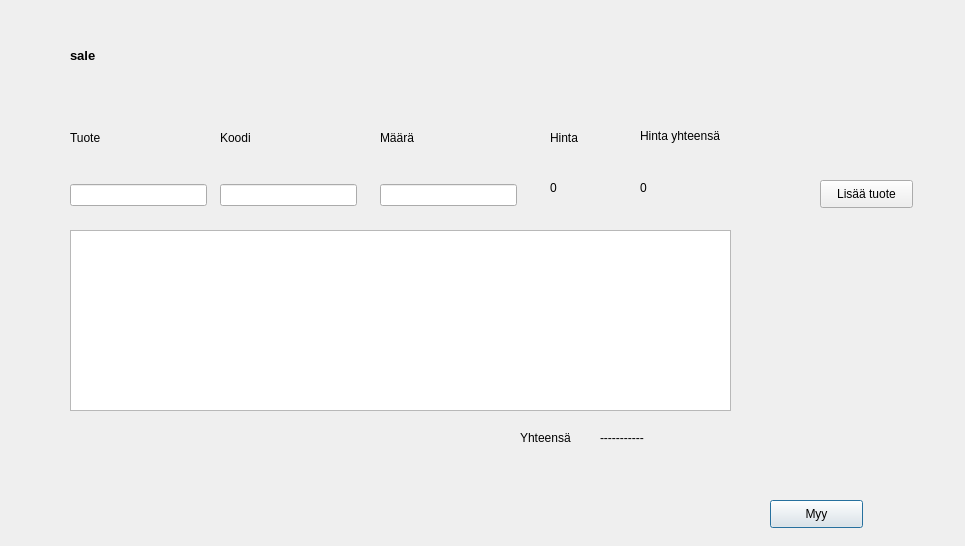
The window that ui/sales/sale.ui (t3vato00/projekti1) describes before a commit, drawn with Qt 5.
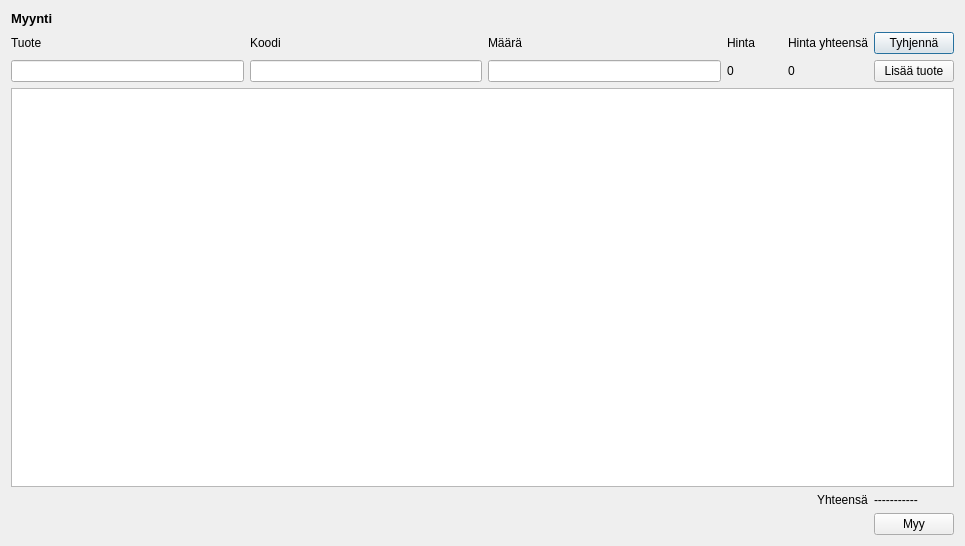
The same window after the commit.

Diff of the .ui file:
```diff
--- a/ui/sales/sale.ui
+++ b/ui/sales/sale.ui
@@ -13,15 +13,9 @@
   <property name="windowTitle">
    <string>Dialog</string>
   </property>
+  <layout class="QGridLayout" name="gridLayout_3">
+   <item row="0" column="0">
   <widget class="QLabel" name="label">
-   <property name="geometry">
-    <rect>
-     <x>70</x>
-     <y>40</y>
-     <width>81</width>
-     <height>31</height>
-    </rect>
-   </property>
    <property name="font">
     <font>
      <pointsize>10</pointsize>
@@ -30,195 +24,132 @@
     </font>
    </property>
    <property name="text">
-    <string>sale</string>
-   </property>
-  </widget>
-  <widget class="QPushButton" name="pushButton_2">
-   <property name="geometry">
-    <rect>
-     <x>770</x>
-     <y>500</y>
-     <width>93</width>
-     <height>28</height>
-    </rect>
-   </property>
+      <string>Myynti</string>
+     </property>
+    </widget>
+   </item>
+   <item row="1" column="0" colspan="2">
+    <layout class="QGridLayout" name="gridLayout">
+     <item row="1" column="5">
+      <widget class="QPushButton" name="lineEdit_clear">
    <property name="text">
-    <string>Myy</string>
-   </property>
-  </widget>
-  <widget class="QLabel" name="label_2">
-   <property name="geometry">
-    <rect>
-     <x>520</x>
-     <y>430</y>
-     <width>61</width>
-     <height>16</height>
-    </rect>
-   </property>
+        <string>Tyhjennä</string>
+       </property>
+      </widget>
+     </item>
+     <item row="2" column="0">
+      <widget class="QLineEdit" name="lineEdit_m_nimi"/>
+     </item>
+     <item row="2" column="1">
+      <widget class="QLineEdit" name="lineEdit_m_koodi"/>
+     </item>
+     <item row="2" column="2">
+      <widget class="QLineEdit" name="lineEdit_m_maara">
    <property name="text">
-    <string>Yhteensä</string>
-   </property>
-  </widget>
-  <widget class="QLabel" name="label_ostokset_yhteensa">
-   <property name="geometry">
-    <rect>
-     <x>600</x>
-     <y>430</y>
-     <width>61</width>
-     <height>16</height>
-    </rect>
-   </property>
-   <property name="text">
-    <string>-----------</string>
-   </property>
-  </widget>
-  <widget class="QLineEdit" name="lineEdit_m_nimi">
-   <property name="geometry">
-    <rect>
-     <x>70</x>
-     <y>184</y>
-     <width>137</width>
-     <height>22</height>
-    </rect>
-   </property>
-  </widget>
+        <string/>
+       </property>
+      </widget>
+     </item>
+     <item row="2" column="3">
   <widget class="QLabel" name="label_tuotehinta">
-   <property name="geometry">
-    <rect>
-     <x>550</x>
-     <y>180</y>
-     <width>53</width>
-     <height>16</height>
-    </rect>
-   </property>
    <property name="text">
     <string>0</string>
    </property>
   </widget>
+     </item>
+     <item row="2" column="4">
   <widget class="QLabel" name="label_tuotehinta_yhteensa">
-   <property name="geometry">
-    <rect>
-     <x>640</x>
-     <y>180</y>
-     <width>53</width>
-     <height>16</height>
-    </rect>
-   </property>
    <property name="text">
     <string>0</string>
    </property>
   </widget>
-  <widget class="QLineEdit" name="lineEdit_m_koodi">
-   <property name="geometry">
-    <rect>
-     <x>220</x>
-     <y>184</y>
-     <width>137</width>
-     <height>22</height>
-    </rect>
-   </property>
-  </widget>
+     </item>
+     <item row="2" column="5">
+      <widget class="QPushButton" name="pushButton_lisaa_tuote">
+       <property name="text">
+        <string>Lisää tuote</string>
+       </property>
+      </widget>
+     </item>
+     <item row="1" column="0">
+      <widget class="QLabel" name="label_3">
+       <property name="text">
+        <string>Tuote</string>
+       </property>
+      </widget>
+     </item>
+     <item row="1" column="1">
   <widget class="QLabel" name="label_10">
-   <property name="geometry">
-    <rect>
-     <x>220</x>
-     <y>130</y>
-     <width>61</width>
-     <height>16</height>
-    </rect>
-   </property>
    <property name="text">
     <string>Koodi</string>
    </property>
   </widget>
-  <widget class="QLineEdit" name="lineEdit_m_maara">
-   <property name="geometry">
-    <rect>
-     <x>380</x>
-     <y>184</y>
-     <width>137</width>
-     <height>22</height>
-    </rect>
-   </property>
+     </item>
+     <item row="1" column="2">
+      <widget class="QLabel" name="label_4">
    <property name="text">
-    <string/>
-   </property>
-  </widget>
+        <string>Määrä</string>
+       </property>
+      </widget>
+     </item>
+     <item row="1" column="3">
   <widget class="QLabel" name="label_6">
-   <property name="geometry">
-    <rect>
-     <x>550</x>
-     <y>130</y>
-     <width>29</width>
-     <height>16</height>
-    </rect>
-   </property>
    <property name="text">
-    <string>Hinta</string>
-   </property>
-  </widget>
-  <widget class="QPushButton" name="pushButton_lisaa_tuote">
-   <property name="geometry">
-    <rect>
-     <x>820</x>
-     <y>180</y>
-     <width>93</width>
-     <height>28</height>
-    </rect>
-   </property>
-   <property name="text">
-    <string>Lisää tuote</string>
-   </property>
-  </widget>
+        <string>Hinta        </string>
+       </property>
+      </widget>
+     </item>
+     <item row="1" column="4">
   <widget class="QLabel" name="label_5">
-   <property name="geometry">
-    <rect>
-     <x>640</x>
-     <y>128</y>
-     <width>101</width>
-     <height>16</height>
-    </rect>
-   </property>
    <property name="text">
     <string>Hinta yhteensä</string>
    </property>
   </widget>
-  <widget class="QLabel" name="label_4">
-   <property name="geometry">
-    <rect>
-     <x>380</x>
-     <y>130</y>
-     <width>36</width>
-     <height>16</height>
-    </rect>
-   </property>
+     </item>
+    </layout>
+   </item>
+   <item row="2" column="0" colspan="2">
+    <widget class="QTableWidget" name="tableView_myynti_tuotteet"/>
+   </item>
+   <item row="3" column="1">
+    <layout class="QGridLayout" name="gridLayout_2">
+     <item row="0" column="0">
+      <widget class="QLabel" name="label_2">
    <property name="text">
-    <string>Määrä</string>
-   </property>
-  </widget>
-  <widget class="QLabel" name="label_3">
-   <property name="geometry">
-    <rect>
-     <x>70</x>
-     <y>130</y>
-     <width>61</width>
-     <height>16</height>
-    </rect>
-   </property>
+        <string>Yhteensä</string>
+       </property>
+      </widget>
+     </item>
+     <item row="0" column="1">
+      <widget class="QLabel" name="label_ostokset_yhteensa">
    <property name="text">
-    <string>Tuote</string>
-   </property>
-  </widget>
-  <widget class="QTableWidget" name="tableView_myynti_tuotteet">
-   <property name="geometry">
-    <rect>
-     <x>70</x>
-     <y>230</y>
-     <width>661</width>
-     <height>181</height>
-    </rect>
-   </property>
-  </widget>
+        <string>-----------</string>
+       </property>
+      </widget>
+     </item>
+     <item row="1" column="1">
+      <widget class="QPushButton" name="myy">
+       <property name="text">
+        <string>Myy</string>
+       </property>
+      </widget>
+     </item>
+    </layout>
+   </item>
+   <item row="3" column="0">
+    <spacer name="horizontalSpacer">
+     <property name="orientation">
+      <enum>Qt::Horizontal</enum>
+     </property>
+     <property name="sizeHint" stdset="0">
+      <size>
+       <width>779</width>
+       <height>20</height>
+      </size>
+     </property>
+    </spacer>
+   </item>
+  </layout>
  </widget>
  <resources/>
  <connections/>
```
Lines whose indentation alone changed are shown as unchanged.
